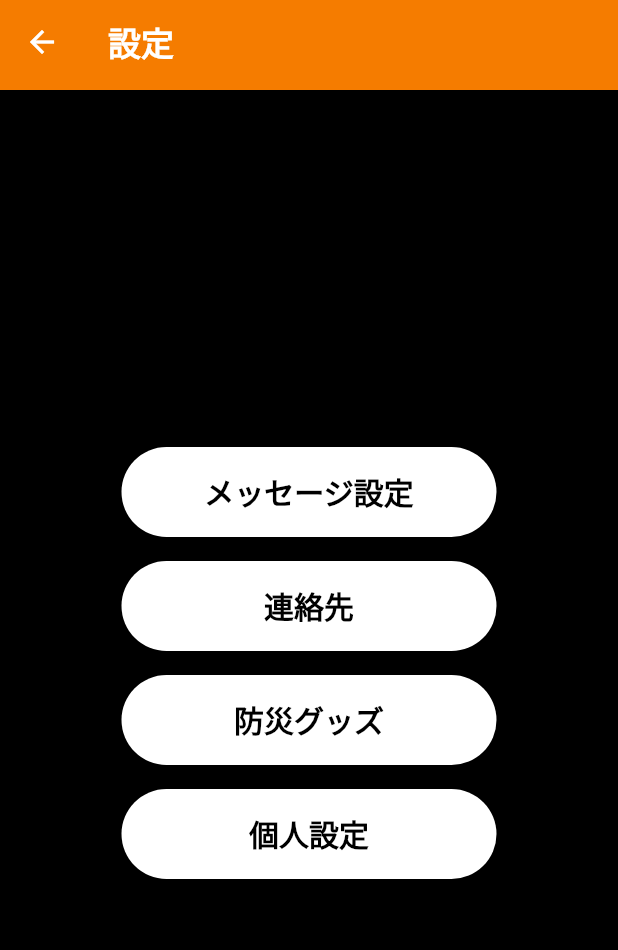
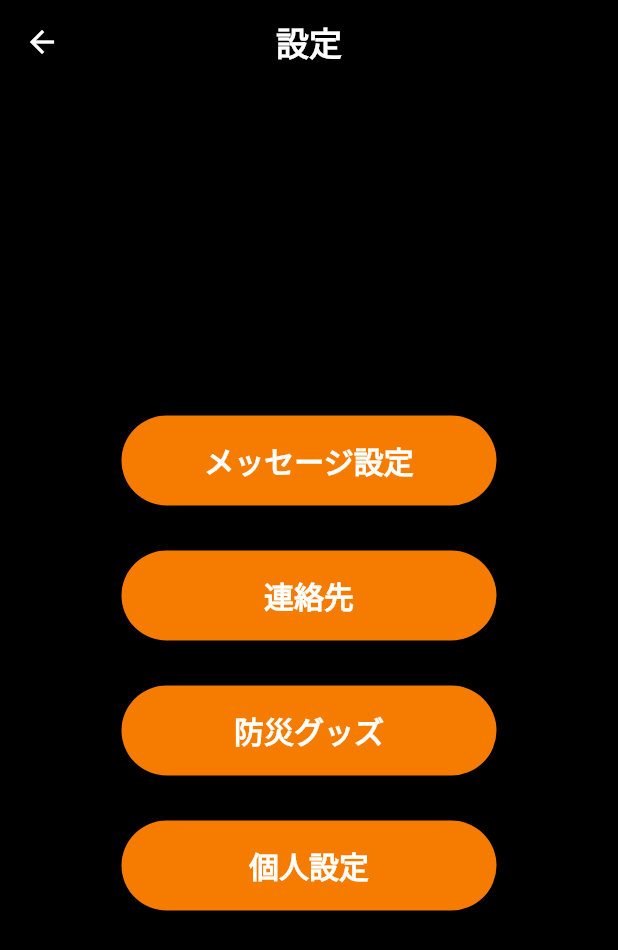
Before and after one commit to Akihi-Sumi/GraduateProject, a Flutter app: the SettingsScreenPage screen opened directly, on a phone screen of 412 x 824 dp. Shown: the top 950 px of the screen. Run offline on Flutter 3.47's test engine with Material 2 defaults, Android fonts, the phone set to English and light mode, and no system bars; our stand-ins replace auto_route, qr_flutter; missing offline and left inert: qr_code_scanner.

```diff
--- a/lib/ui/friends_screen.dart
+++ b/lib/ui/friends_screen.dart
@@ -18,7 +18,8 @@ class FriendsPage extends StatelessWidget {
               fontWeight: FontWeight.w600,
             ),
           ),
-          backgroundColor: Colors.orange.shade700,
+          centerTitle: true,
+          backgroundColor: Colors.black,
         ),
       ),
       body: Container(
--- a/lib/ui/home_screen.dart
+++ b/lib/ui/home_screen.dart
@@ -18,7 +18,8 @@ class HomeScreenPage extends StatelessWidget {
               fontWeight: FontWeight.w600,
             ),
           ),
-          backgroundColor: Colors.orange.shade700,
+          centerTitle: true,
+          backgroundColor: Colors.black,
         ),
       ),
       body: Container(
--- a/lib/ui/settings/address.dart
+++ b/lib/ui/settings/address.dart
@@ -37,8 +37,8 @@ class _AddressPageState extends State<AddressPage>
     return GestureDetector(
       onTap: () => _animationController.reverse(),
       child: Scaffold(
-        backgroundColor: Colors.black,
         appBar: AppBar(
+          backgroundColor: Colors.black,
           title: const Text(
             "連絡先",
             style: TextStyle(
@@ -46,7 +46,7 @@ class _AddressPageState extends State<AddressPage>
               fontWeight: FontWeight.w600,
             ),
           ),
-          backgroundColor: Colors.orange.shade700,
+          centerTitle: true,
         ),
         //body: Center(child: Text(_text)),
         floatingActionButtonLocation: FloatingActionButtonLocation.endDocked,
--- a/lib/ui/settings/edit_message.dart
+++ b/lib/ui/settings/edit_message.dart
@@ -7,7 +7,7 @@ class EditMessagePage extends StatefulWidget {
   const EditMessagePage({Key? key}) : super(key: key);
 
   @override
-  _EditMessagePageState createState() => _EditMessagePageState();
+  State<EditMessagePage> createState() => _EditMessagePageState();
 }
 
 class _EditMessagePageState extends State<EditMessagePage>
@@ -32,6 +32,7 @@ class _EditMessagePageState extends State<EditMessagePage>
         appBar: PreferredSize(
           preferredSize: const Size.fromHeight(60),
           child: AppBar(
+            backgroundColor: Colors.black,
             title: const Text(
               "メッセージ設定",
               style: TextStyle(
@@ -39,6 +40,7 @@ class _EditMessagePageState extends State<EditMessagePage>
                 fontWeight: FontWeight.w600,
               ),
             ),
+            centerTitle: true,
             actions: [
               IconButton(
                 padding: EdgeInsets.only(right: 15),
@@ -46,6 +48,7 @@ class _EditMessagePageState extends State<EditMessagePage>
                   Icons.add_comment_outlined,
                   size: 35,
                 ),
+                //color: Colors.orange[700],
                 onPressed: () => {
                   showModalBottomSheet(
                     context: context,
@@ -66,7 +69,6 @@ class _EditMessagePageState extends State<EditMessagePage>
                 },
               )
             ],
-            backgroundColor: Colors.orange.shade700,
           ),
         ),
         body: Column(
--- a/lib/ui/settings_screen.dart
+++ b/lib/ui/settings_screen.dart
@@ -24,24 +24,26 @@ class SettingsScreenPage extends StatelessWidget {
               fontWeight: FontWeight.w600,
             ),
           ),
-          backgroundColor: Colors.orange.shade700,
+          centerTitle: true,
+          backgroundColor: Colors.black,
         ),
       ),
-      body: Center(
+      body: SizedBox(
+        width: double.infinity,
         child: Column(
           mainAxisAlignment: MainAxisAlignment.center,
           children: [
             Container(
-              padding: EdgeInsets.all(8.0),
+              padding: EdgeInsets.only(top: 15, bottom: 15),
               child: ElevatedButton(
                 style: ElevatedButton.styleFrom(
-                  backgroundColor: Colors.white,
+                  backgroundColor: Colors.orange[700],
                   fixedSize: Size(250, 60),
                 ),
                 child: Text(
                   "メッセージ設定",
                   style: TextStyle(
-                      color: Colors.black,
+                      color: Colors.white,
                       fontSize: 20,
                       fontWeight: FontWeight.bold),
                 ),
@@ -49,16 +51,16 @@ class SettingsScreenPage extends StatelessWidget {
               ),
             ),
             Container(
-              padding: EdgeInsets.all(8.0),
+              padding: EdgeInsets.only(top: 15, bottom: 15),
               child: ElevatedButton(
                 style: ElevatedButton.styleFrom(
-                  backgroundColor: Colors.white,
+                  backgroundColor: Colors.orange[700],
                   fixedSize: Size(250, 60),
                 ),
                 child: Text(
                   "連絡先",
                   style: TextStyle(
-                    color: Colors.black,
+                    color: Colors.white,
                     fontSize: 20,
                     fontWeight: FontWeight.bold,
                   ),
@@ -67,16 +69,16 @@ class SettingsScreenPage extends StatelessWidget {
               ),
             ),
             Container(
-              padding: EdgeInsets.all(8.0),
+              padding: EdgeInsets.only(top: 15, bottom: 15),
               child: ElevatedButton(
                 style: ElevatedButton.styleFrom(
-                  backgroundColor: Colors.white,
+                  backgroundColor: Colors.orange[700],
                   fixedSize: Size(250, 60),
                 ),
                 child: Text(
                   "防災グッズ",
                   style: TextStyle(
-                    color: Colors.black,
+                    color: Colors.white,
                     fontSize: 20,
                     fontWeight: FontWeight.bold,
                   ),
@@ -85,16 +87,16 @@ class SettingsScreenPage extends StatelessWidget {
               ),
             ),
             Container(
-              padding: EdgeInsets.all(8.0),
+              padding: EdgeInsets.only(top: 15, bottom: 15),
               child: ElevatedButton(
                 style: ElevatedButton.styleFrom(
-                  backgroundColor: Colors.white,
+                  backgroundColor: Colors.orange[700],
                   fixedSize: Size(250, 60),
                 ),
                 child: Text(
                   "個人設定",
                   style: TextStyle(
-                    color: Colors.black,
+                    color: Colors.white,
                     fontSize: 20,
                     fontWeight: FontWeight.bold,
                   ),
--- a/lib/widget/modal_window.dart
+++ b/lib/widget/modal_window.dart
@@ -63,7 +63,7 @@ class _ModalWindowState extends State<ModalWindow> {
               focusNode: _focusTextField,
               decoration: const InputDecoration(
                 labelText: 'メッセージを入力してください',
-                labelStyle: TextStyle(color: Colors.white, fontSize: 18),
+                labelStyle: TextStyle(color: Colors.white, fontSize: 15),
                 border: OutlineInputBorder(
                   borderRadius: BorderRadius.all(Radius.circular(15.0)),
                 ),
@@ -85,7 +85,7 @@ class _ModalWindowState extends State<ModalWindow> {
           ),
           ElevatedButton(
             style: ElevatedButton.styleFrom(
-              backgroundColor: Colors.orange.shade500,
+              backgroundColor: Colors.orange[700],
               foregroundColor: Colors.black,
             ),
             onPressed: isButtonActive
```
Also changed, not shown: lib/ui/main_screen.dart (+20 -18 lines), lib/ui/settings/mypage.dart (+34 -29 lines).
